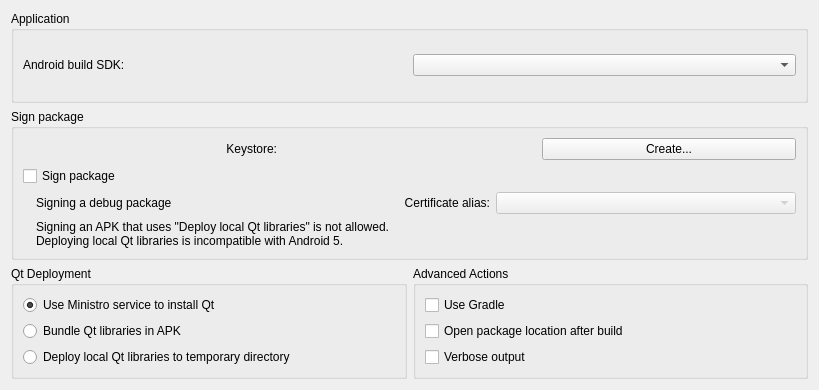
First picture: the form in src/plugins/android/androidbuildapkwidget.ui, repository qt-creator/qt-creator, before the edit.
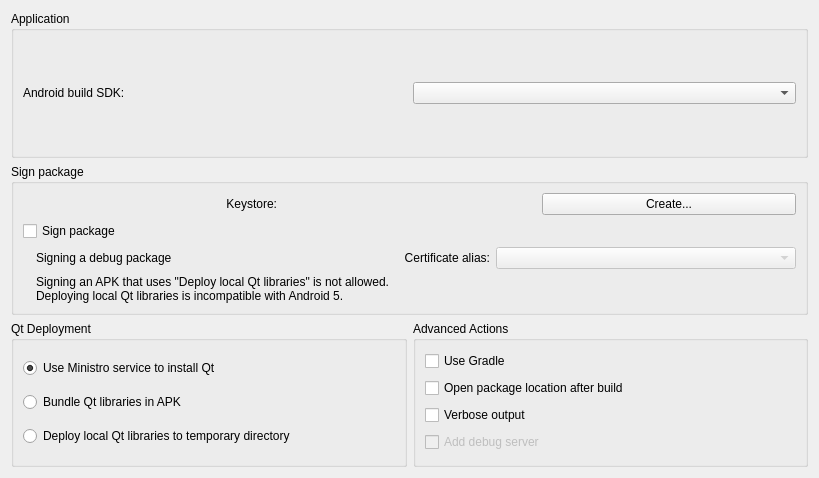
Second picture: the form after the edit. Custom widgets are drawn as their Qt base class.

The edit to the form file:
```diff
--- a/src/plugins/android/androidbuildapkwidget.ui
+++ b/src/plugins/android/androidbuildapkwidget.ui
@@ -7,7 +7,7 @@
     <x>0</x>
     <y>0</y>
     <width>819</width>
-    <height>390</height>
+    <height>478</height>
    </rect>
   </property>
   <property name="windowTitle">
@@ -197,6 +197,19 @@
         </property>
        </widget>
       </item>
+      <item row="3" column="0">
+       <widget class="QCheckBox" name="addDebuggerCheckBox">
+        <property name="enabled">
+         <bool>false</bool>
+        </property>
+        <property name="toolTip">
+         <string>Packages debug server with the APK to enable debugging. For the signed APK this option is unchecked by default.</string>
+        </property>
+        <property name="text">
+         <string>Add debug server</string>
+        </property>
+       </widget>
+      </item>
      </layout>
     </widget>
    </item>
```
Left out of the diff: 19 changed lines with no effect on the pictures.
